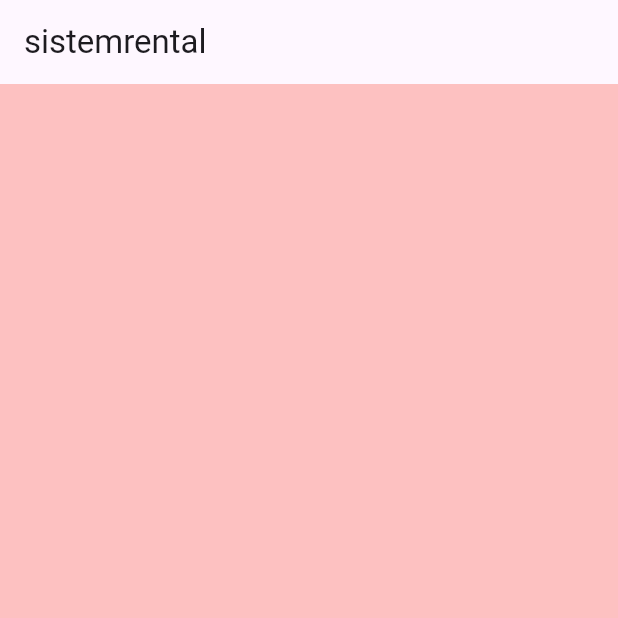
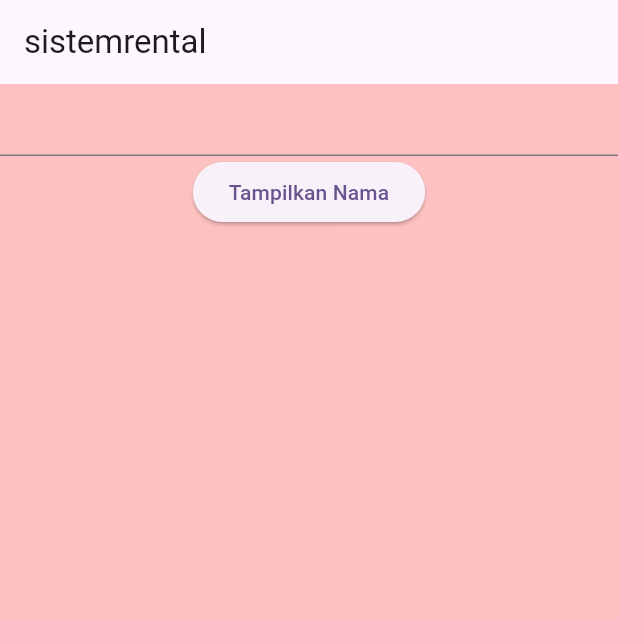
Before and after one commit to aicayy22-ops/sistem-rental, a Flutter app: the screen it shows after launch, on a phone screen of 412 x 824 dp, the top half of it. Run offline on Flutter 3.47's test engine with Material 3 defaults, Android fonts, the phone set to English and light mode, and no system bars.

Commit message:
Oct 7, 2026, 10:40 AM

```diff
--- a/lib/myhomepage.dart
+++ b/lib/myhomepage.dart
@@ -8,14 +8,28 @@ class MyHomePage extends StatefulWidget {
 }
 
 class _MyHomePageState extends State<MyHomePage> {
+  TextEditingController inputNama = new TextEditingController();
   @override
   Widget build(BuildContext context) {
     return Scaffold(
       appBar: AppBar(title: Text("sistemrental")),
       backgroundColor: Color.fromARGB(255, 253, 193, 193),
       body:Column(
-
-      )
+        children:[
+          TextField(
+            controller: inputNama,
+            onSubmitted: (values) {
+              inputNama.text = values;
+            },
+          ),
+          ElevatedButton(
+            child: Text("Tampilkan Nama"),
+            onPressed: () {
+              print(inputNama.text);
+            },
+            ),
+        ],
+      ),
     );
   }
 }
```
